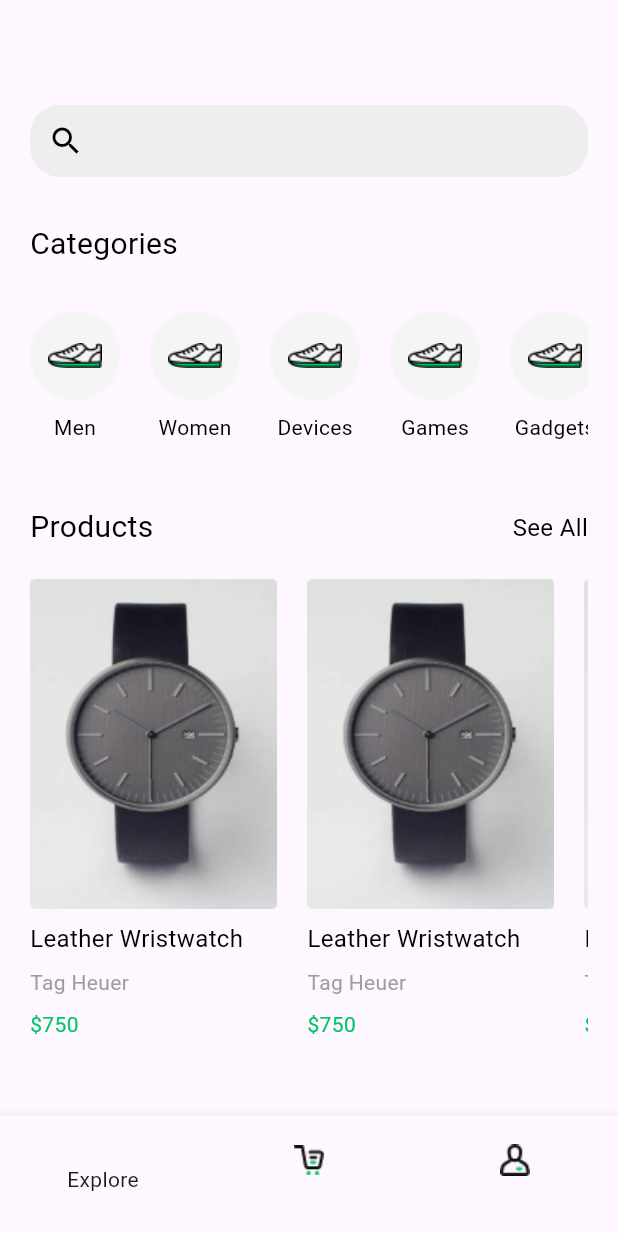
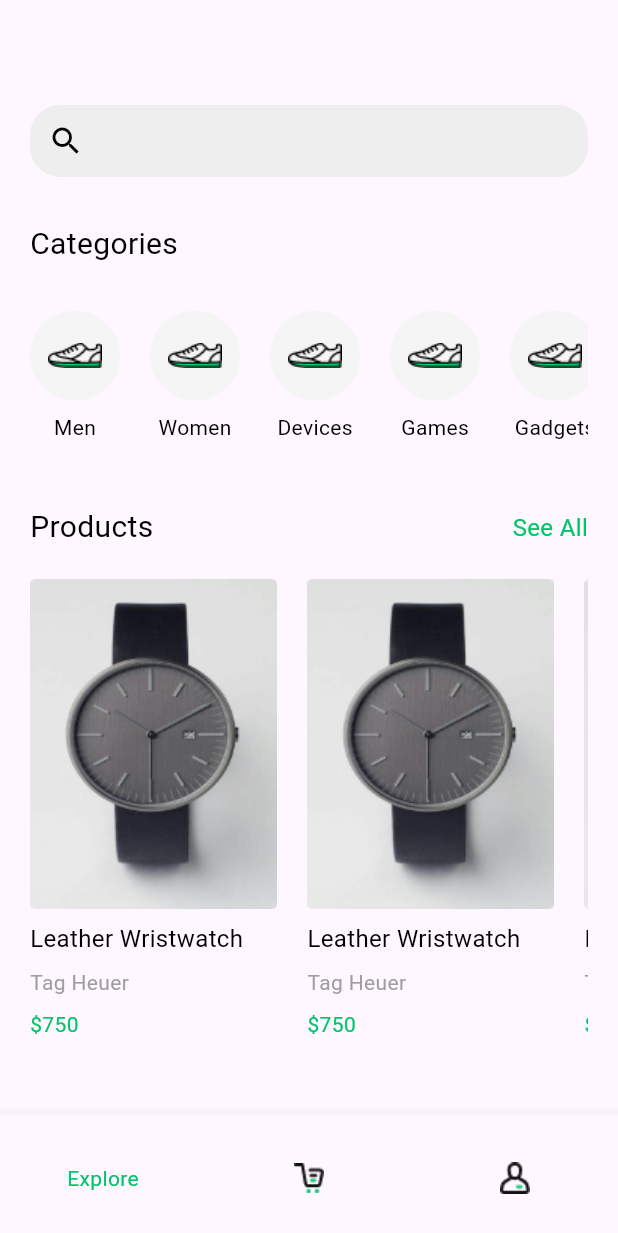
Before and after one commit to omer358/e-commerce-flutter-app, a Flutter app: the screen it shows once a user with an empty profile is signed in, on a phone screen of 412 x 824 dp. Shown: the top 1233 px of the screen. Run offline on Flutter 3.47's test engine with Material 3 defaults, Android fonts, the phone set to English and light mode, and no system bars; our stand-ins replace cloud_firestore, firebase_auth, firebase_core, get, google_sign_in; missing offline and left inert: flutter_login_facebook; accounts and stored records are empty; network calls fail.

Commit message:
impl bottomNavigationBar appearance and behavior

```diff
--- a/lib/utils/binding.dart
+++ b/lib/utils/binding.dart
@@ -1,9 +1,11 @@
 import 'package:e_commerce_app/view_model/auth_view_model.dart';
+import 'package:e_commerce_app/view_model/home_view_model.dart';
 import 'package:get/get.dart';
 
 class Binding extends Bindings{
   @override
   void dependencies() {
     Get.lazyPut(() => AuthViewModel());
+    Get.lazyPut(()=> HomeViewModel());
   }
 }
--- a/lib/view/home_screen.dart
+++ b/lib/view/home_screen.dart
@@ -1,6 +1,7 @@
 import 'package:e_commerce_app/constants.dart';
 import 'package:e_commerce_app/view/widgets/custom_text.dart';
 import 'package:e_commerce_app/view_model/auth_view_model.dart';
+import 'package:e_commerce_app/view_model/home_view_model.dart';
 import 'package:flutter/material.dart';
 import 'package:get/get.dart';
 
@@ -38,11 +39,15 @@ class HomeScreen extends GetWidget<AuthViewModel> {
             const SizedBox(
               height: 30,
             ),
-            Row(
+            const Row(
               mainAxisAlignment: MainAxisAlignment.spaceBetween,
               children: [
-                const CustomText(text: "Products", fontSize: 20),
-                CustomText(text: "See All", fontSize: 16),
+                CustomText(text: "Products", fontSize: 20),
+                CustomText(
+                  text: "See All",
+                  fontSize: 16,
+                  color: primaryColor,
+                ),
               ],
             ),
             const SizedBox(
@@ -110,12 +115,11 @@ class HomeScreen extends GetWidget<AuthViewModel> {
         scrollDirection: Axis.horizontal,
         itemCount: names.length,
         itemBuilder: (context, index) {
-          return Container(
+          return SizedBox(
             width: MediaQuery.of(context).size.width * .4,
             child: Column(
               children: [
-                Container(
-                  child: Container(
+                SizedBox(
                   width: MediaQuery.of(context).size.width * .4,
                   height: 220,
                   child: Image.asset(
@@ -123,18 +127,17 @@ class HomeScreen extends GetWidget<AuthViewModel> {
                     fit: BoxFit.fill,
                   ),
                 ),
-                ),
                 const SizedBox(
                   height: 8,
                 ),
-                CustomText(
+                const CustomText(
                   text: "Leather Wristwatch",
                   fontSize: 16,
                 ),
                 const SizedBox(
                   height: 8,
                 ),
-                CustomText(
+                const CustomText(
                   text: "Tag Heuer",
                   fontSize: 14,
                   color: Colors.grey,
@@ -142,7 +145,7 @@ class HomeScreen extends GetWidget<AuthViewModel> {
                 const SizedBox(
                   height: 8,
                 ),
-                CustomText(
+                const CustomText(
                   text: "\$750",
                   fontSize: 14,
                   color: primaryColor,
@@ -159,12 +162,18 @@ class HomeScreen extends GetWidget<AuthViewModel> {
   }
 
   Widget bottomNavigationBar() {
+    return GetBuilder<HomeViewModel>(
+      init: HomeViewModel(),
+      builder: (controller) {
         return BottomNavigationBar(
           items: [
             BottomNavigationBarItem(
-          activeIcon: Padding(
-            padding: const EdgeInsets.only(top: 25.0),
-            child: Text("Explore"),
+              activeIcon: const Padding(
+                padding: EdgeInsets.only(top: 25.0),
+                child: Text(
+                  "Explore",
+                  style: TextStyle(color: primaryColor),
+                ),
               ),
               label: "",
               icon: Padding(
@@ -177,26 +186,42 @@ class HomeScreen extends GetWidget<AuthViewModel> {
               ),
             ),
             BottomNavigationBarItem(
-          activeIcon: Text("Cart"),
+              activeIcon: const Padding(
+                padding: EdgeInsets.only(top: 25.0),
+                child: Text("Cart", style: TextStyle(color: primaryColor),),
+              ),
               label: "",
-          icon: Image.asset(
+              icon: Padding(
+                padding: const EdgeInsets.only(top: 25.0),
+                child: Image.asset(
                   "assets/images/Icon_Cart.png",
                   fit: BoxFit.contain,
                   width: 20,
                 ),
               ),
+            ),
             BottomNavigationBarItem(
-          activeIcon: Text("Profile"),
+              activeIcon: const Padding(
+                padding: EdgeInsets.only(top: 25.0),
+                child: Text("Profile", style: TextStyle(color: primaryColor),),
+              ),
               label: "",
-          icon: Image.asset(
+              icon: Padding(
+                padding: const EdgeInsets.only(top: 25.0),
+                child: Image.asset(
                   "assets/images/Icon_User.png",
                   fit: BoxFit.contain,
                   width: 20,
                 ),
               ),
+            ),
           ],
-      currentIndex: 0,
-      onTap: (index) {},
+          currentIndex: controller.navigatorValue,
+          onTap: (index) {
+            controller.changeSelectedValue(index);
+          },
+        );
+      },
     );
   }
 }
--- /dev/null
+++ b/lib/view_model/home_view_model.dart
@@ -0,0 +1,11 @@
+import 'package:get/get.dart';
+
+class HomeViewModel extends GetxController{
+  int _navigatorValue = 0;
+  get navigatorValue => _navigatorValue;
+
+  void changeSelectedValue(int selectedIndex){
+    _navigatorValue = selectedIndex;
+    update();
+  }
+}
```
Also changed, not shown: 1 other file. Lines whose indentation alone changed are shown as unchanged.
